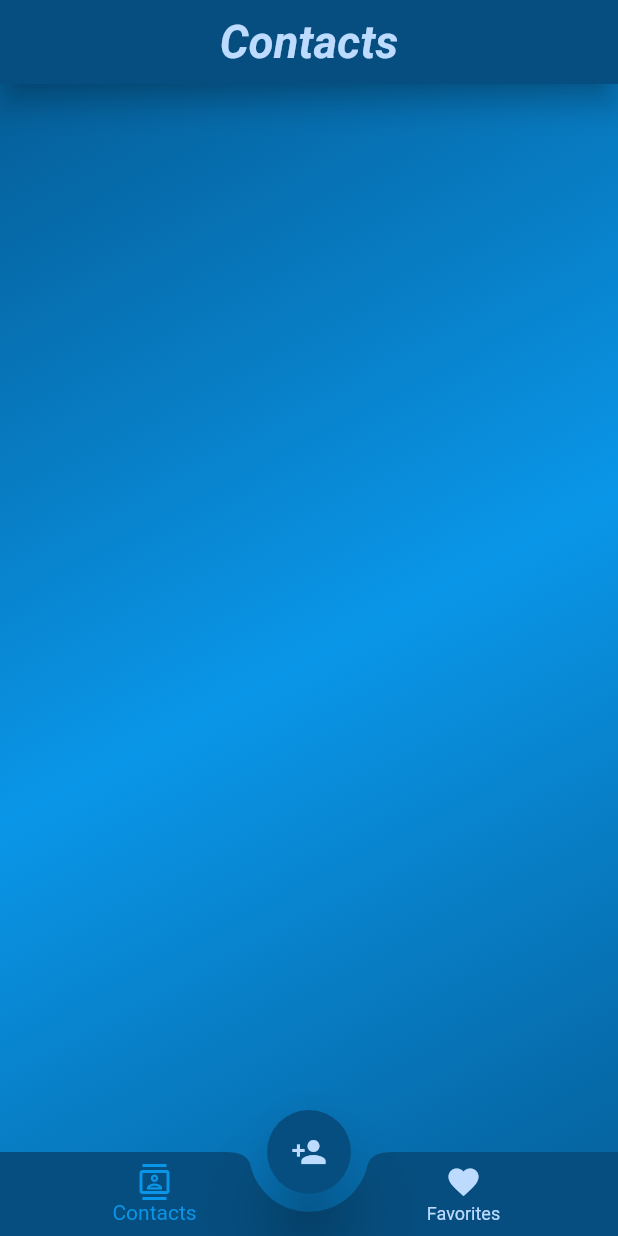
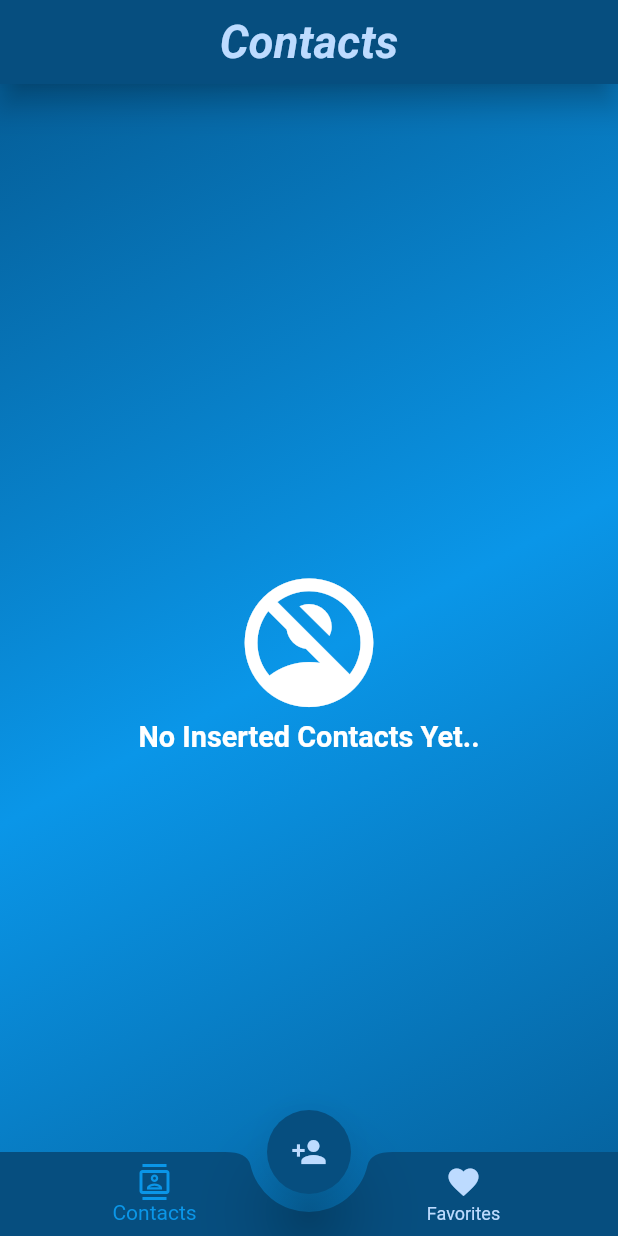
Before and after one commit to AsemAmmar99/my_contacts_app, a Flutter app: the screen it shows after launch, on a phone screen of 412 x 824 dp. Run offline on Flutter 3.47's test engine with Material 2 defaults, Android fonts, the phone set to English and light mode, and no system bars; our stand-ins replace country_code_picker, flutter_bloc, fluttertoast, sizer, sqflite; accounts and stored records are empty; statements that could not run were skipped.

Commit message:
sqflite update, and delete methods, and list items, edit dialog creation

```diff
--- a/lib/business_logic/app_state.dart
+++ b/lib/business_logic/app_state.dart
@@ -6,10 +6,18 @@ class AppInitial extends AppState {}
 
 class AppChangeBottomNavBarState extends AppState {}
 
+class AppChangeBottomSheetState extends AppState {}
+
 class AppCreateDatabaseState extends AppState {}
 
 class AppGetDatabaseState extends AppState {}
 
+class AppGetDatabaseLoadingState extends AppState {}
+
 class AppInsertContactState extends AppState {}
 
-class AppChangeBottomSheetState extends AppState {}
+class AppAddOrRemoveFavoriteState extends AppState {}
+
+class AppEditContactState extends AppState {}
+
+class AppDeleteContactState extends AppState {}
--- a/lib/presentation/screens/contacts_screen.dart
+++ b/lib/presentation/screens/contacts_screen.dart
@@ -1,4 +1,8 @@
 import 'package:flutter/material.dart';
+import 'package:flutter_bloc/flutter_bloc.dart';
+import 'package:my_contacts_app/business_logic/app_cubit.dart';
+
+import '../views/contacts_list_builder.dart';
 
 class ContactsScreen extends StatefulWidget {
   const ContactsScreen({Key? key}) : super(key: key);
@@ -8,8 +12,20 @@ class ContactsScreen extends StatefulWidget {
 }
 
 class _ContactsScreenState extends State<ContactsScreen> {
+
   @override
   Widget build(BuildContext context) {
-    return Container();
+    return BlocBuilder<AppCubit, AppState>(
+      builder: (context, state) {
+
+        var contactsList = AppCubit.get(context).contacts;
+
+        return ContactsListBuilder(
+          contacts: contactsList,
+          noContactsText: 'No Inserted Contacts Yet..',
+          contactType: 'all',
+        );
+      },
+    );
   }
 }
--- a/lib/presentation/screens/favorites_screen.dart
+++ b/lib/presentation/screens/favorites_screen.dart
@@ -1,4 +1,8 @@
 import 'package:flutter/material.dart';
+import 'package:flutter_bloc/flutter_bloc.dart';
+
+import '../../business_logic/app_cubit.dart';
+import '../views/contacts_list_builder.dart';
 
 class FavoritesScreen extends StatefulWidget {
   const FavoritesScreen({Key? key}) : super(key: key);
@@ -10,6 +14,17 @@ class FavoritesScreen extends StatefulWidget {
 class _FavoritesScreenState extends State<FavoritesScreen> {
   @override
   Widget build(BuildContext context) {
-    return Container();
+    return BlocBuilder<AppCubit, AppState>(
+      builder: (context, state) {
+
+        var contactsList = AppCubit.get(context).favorites;
+
+        return ContactsListBuilder(
+          contacts: contactsList,
+          noContactsText: 'No Favorite Contacts..',
+          contactType: 'favorite',
+        );
+      },
+    );
   }
 }
--- a/lib/presentation/screens/home_layout.dart
+++ b/lib/presentation/screens/home_layout.dart
@@ -69,7 +69,22 @@ class _HomeLayoutState extends State<HomeLayout> {
                   ),
                 ),
               ),
-              cubit.screens[cubit.currentIndex],
+    BlocBuilder<AppCubit, AppState>(
+    builder: (context, state) {
+      if(state is AppGetDatabaseLoadingState){
+        return Center(
+          child: Column(
+            mainAxisAlignment: MainAxisAlignment.center,
+            children: const [
+              CircularProgressIndicator(color: darkBlue,),
+            ],
+          ),
+        );
+      }else {
+        return cubit.screens[cubit.currentIndex];
+      }
+    }
+    ),
             ],
           ),
           floatingActionButton: Visibility(
--- /dev/null
+++ b/lib/presentation/views/contacts_list_builder.dart
@@ -0,0 +1,68 @@
+import 'package:flutter/material.dart';
+import 'package:my_contacts_app/presentation/styles/colors.dart';
+import 'package:sizer/sizer.dart';
+
+import '../widgets/default_text.dart';
+import 'contacts_list_item.dart';
+import 'favorites_list_item.dart';
+
+class ContactsListBuilder extends StatelessWidget {
+  const ContactsListBuilder({
+    Key? key,
+    required this.contacts,
+    required this.noContactsText,
+    required this.contactType,
+  }) : super(key: key);
+
+  final List<Map> contacts;
+  final String noContactsText;
+  final String contactType;
+
+  @override
+  Widget build(BuildContext context) {
+    return Visibility(
+        visible: contacts.isNotEmpty,
+        replacement: Center(
+          child: Column(
+            mainAxisAlignment: MainAxisAlignment.center,
+            children: [
+              Icon(
+                  Icons.no_accounts,
+                  size: 75.sp,
+                  color: white,
+              ),
+              DefaultText(
+                text: noContactsText,
+                fontWeight: FontWeight.bold,
+                fontSize: 14.sp,
+                color: white,
+              ),
+            ],
+          ),
+        ),
+        child: Padding(
+          padding: EdgeInsets.symmetric(vertical: 2.h),
+          child: ListView.separated(
+              itemBuilder: (context, index){
+                if(contactType == 'favorite'){
+                  return FavoritesListItem(model: contacts[index],);
+                }else{
+                  return ContactsListItem(model: contacts[index],);
+                }
+              },
+              separatorBuilder: (context, index) => Row(
+                children: [
+                  Expanded(
+                    child: Divider(
+                      height: 1.h,
+                      color: Colors.transparent,
+                    ),
+                  )
+                ],
+              ),
+              itemCount: contacts.length,
+          ),
+        ),
+    );
+  }
+}
--- a/pubspec.yaml
+++ b/pubspec.yaml
@@ -38,6 +38,7 @@ dependencies:
   sqflite: ^2.2.2
   fluttertoast: ^8.1.2
   country_code_picker: ^2.0.2
+  url_launcher: ^6.1.7
 
 dev_dependencies:
   flutter_test:
```
Also changed, not shown: lib/business_logic/app_cubit.dart (+41 -2 lines), lib/presentation/views/contacts_list_item.dart (added, +138 -0 lines), lib/presentation/views/edit_contact_dialog.dart (added, +127 -0 lines), lib/presentation/views/favorites_list_item.dart (added, +80 -0 lines), pubspec.lock, 2 other files.
